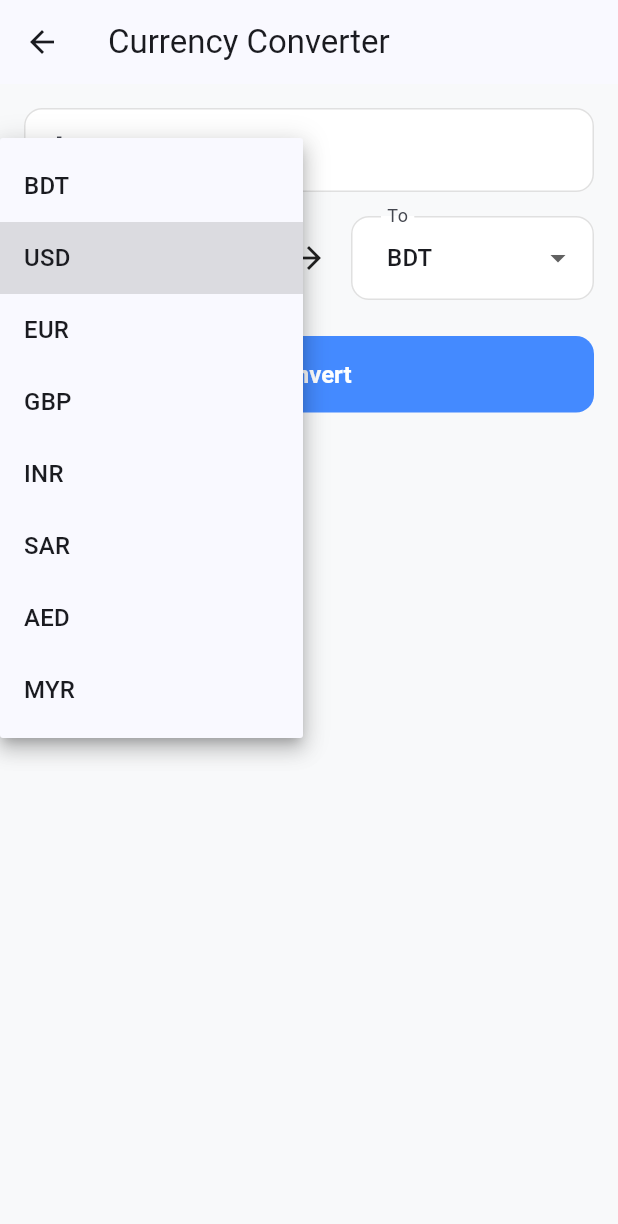
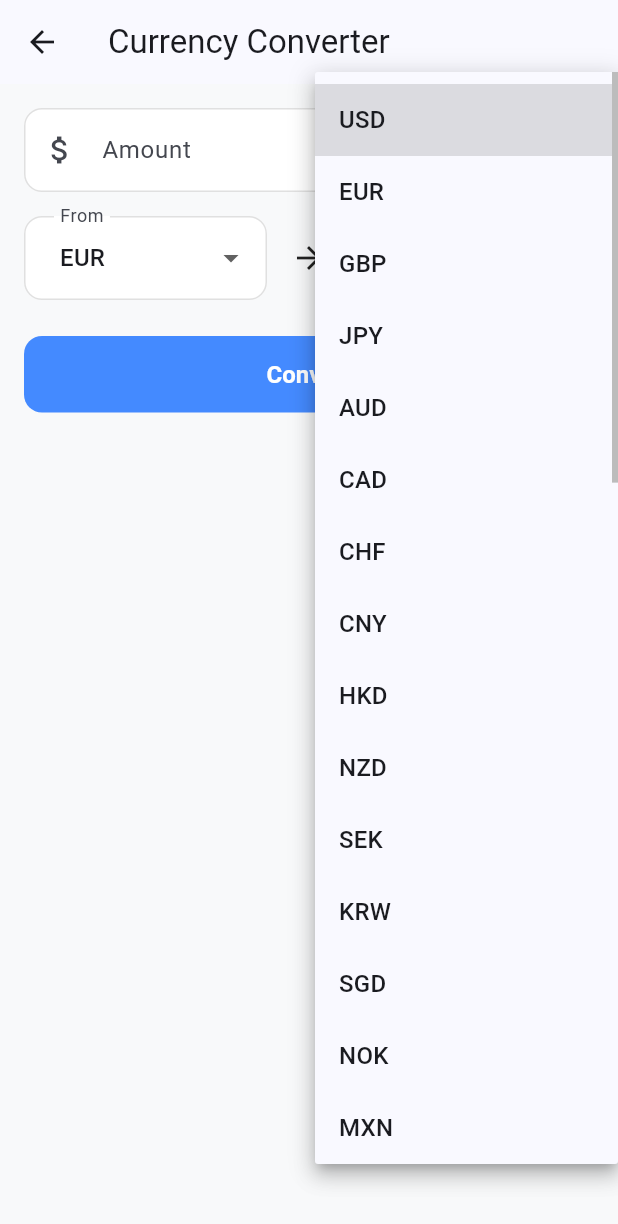
Before and after one commit to faisalsplaybook/split_frens, a Flutter app: the CurrencyConverterScreen screen opened directly with empty values, after a tap on "USD", on a phone screen of 412 x 824 dp. Shown: the top 1224 px of the screen. Run offline on Flutter 3.47's test engine with Material 3 defaults, Android fonts, the phone set to English and light mode, and no system bars; our stand-ins replace dio, flutter_riverpod, go_router, hive_flutter, share_plus, shared_preferences; accounts and stored records are empty.

Commit message:
fix: expanded currency list and relaxed duplicate person logic

```diff
--- a/lib/core/constants/currency_constants.dart
+++ b/lib/core/constants/currency_constants.dart
@@ -1,12 +1,8 @@
 class CurrencyConstants {
   static const List<String> supportedCurrencies = [
-    'BDT',
-    'USD',
-    'EUR',
-    'GBP',
-    'INR',
-    'SAR',
-    'AED',
-    'MYR',
+    'USD', 'EUR', 'GBP', 'JPY', 'AUD', 'CAD', 'CHF', 'CNY', 'HKD', 'NZD',
+    'SEK', 'KRW', 'SGD', 'NOK', 'MXN', 'INR', 'RUB', 'ZAR', 'TRY', 'BRL',
+    'TWD', 'DKK', 'PLN', 'THB', 'IDR', 'HUF', 'CZK', 'ILS', 'CLP', 'PHP',
+    'AED', 'COP', 'SAR', 'MYR', 'RON', 'BDT', 'PKR', 'LKR', 'NPR', 'VND'
   ];
 }
```
Also changed, not shown: lib/features/hangouts/presentation/screens/add_people_screen.dart (+24 -7 lines).
